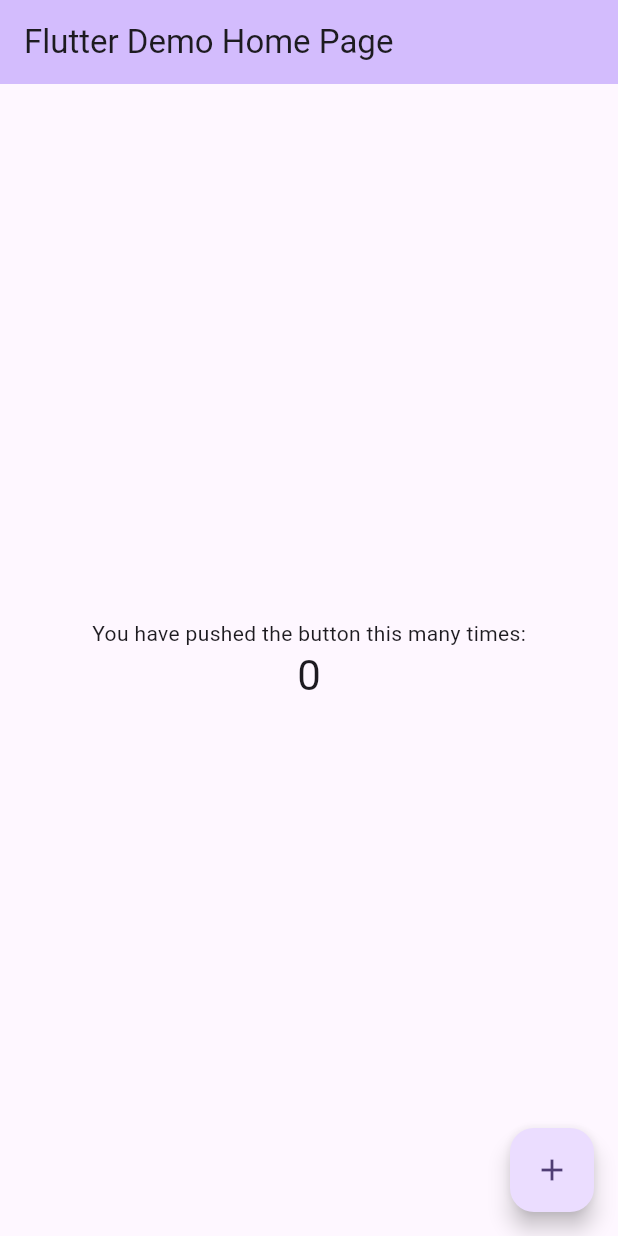
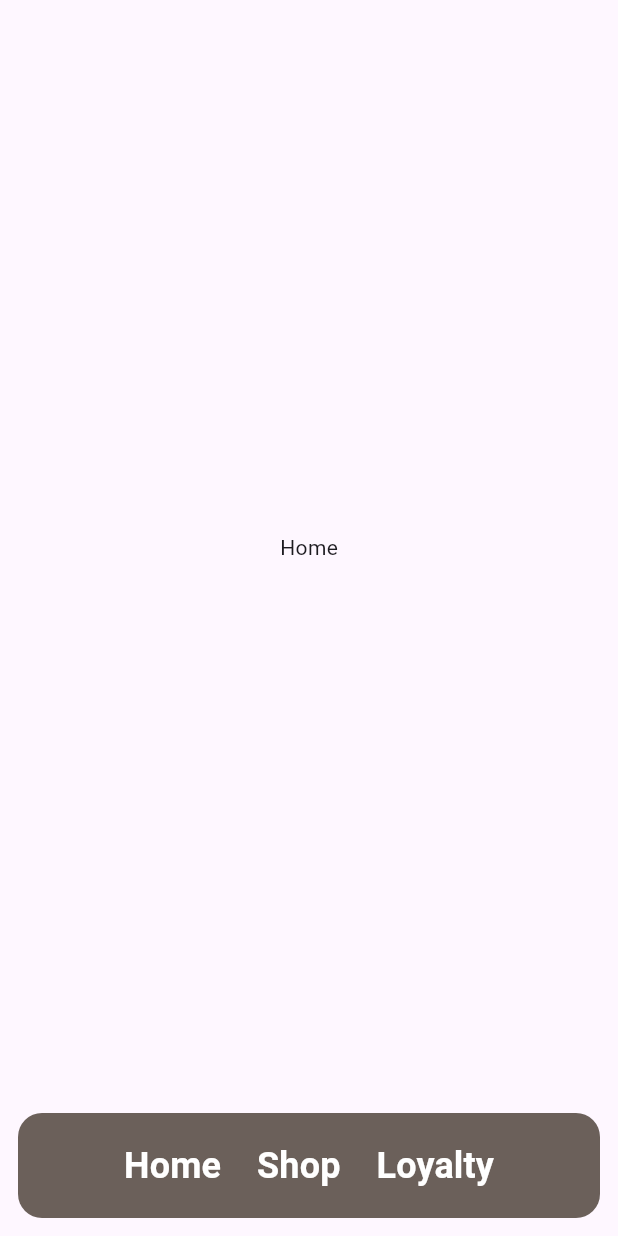
Before and after one commit to VB19Workshop/Finger-Lakes-Project, a Flutter app: the screen it shows after launch, on a phone screen of 412 x 824 dp. Run offline on Flutter 3.47's test engine with Material 3 defaults, Android fonts, the phone set to English and light mode, and no system bars; Roboto replaces fonts that are missing (Montserrat).

Commit message:
Base Function Update
There's now a navigation bar for the 3 main pages that's functional.

Each page has its own structure, currently just displays the name.

```diff
--- /dev/null
+++ b/fingerlakes_customer/lib/coffee_app.dart
@@ -0,0 +1,14 @@
+import 'package:flutter/material.dart';
+import 'main_shell.dart';
+
+class CoffeeApp extends StatelessWidget {
+  const CoffeeApp({super.key});
+
+  @override
+  Widget build(BuildContext context) {
+    return MaterialApp(
+      debugShowCheckedModeBanner: false,
+      home: const MainShell(),
+    );
+  }
+}
--- /dev/null
+++ b/fingerlakes_customer/lib/coffee_theme.dart
@@ -0,0 +1,21 @@
+import 'package:flutter/material.dart';
+
+class CoffeeTheme {
+  static const Color backgroundColor = Color(0xFF99bd99);
+  static const Color accentColor = Color(0xFF6b605a);
+  static const Color navboxColor = Color(0xFF6b605a);
+
+  static const TextStyle titleTextStyle = TextStyle(
+    fontSize: 24,
+    fontWeight: FontWeight.bold,
+    color: Colors.white,
+  );
+
+  static const TextStyle standardTextStyle = TextStyle(
+    fontSize: 24,
+    fontFamily: 'Montserrat',
+    fontWeight: FontWeight.bold,
+    color: Colors.white,
+  );
+
+}
--- /dev/null
+++ b/fingerlakes_customer/lib/home_screen.dart
@@ -0,0 +1,12 @@
+import 'package:flutter/material.dart';
+
+class HomeScreen extends StatelessWidget {
+  const HomeScreen({super.key});
+
+  @override
+  Widget build(BuildContext context) {
+    return const Center(
+      child: Text("Home"),
+    );
+  }
+}
--- /dev/null
+++ b/fingerlakes_customer/lib/loyalty_screen.dart
@@ -0,0 +1,12 @@
+import 'package:flutter/material.dart';
+
+class LoyaltyScreen extends StatelessWidget {
+  const LoyaltyScreen({super.key});
+
+  @override
+  Widget build(BuildContext context) {
+    return const Center(
+      child: Text("Loyalty"),
+    );
+  }
+}
--- a/fingerlakes_customer/lib/main.dart
+++ b/fingerlakes_customer/lib/main.dart
@@ -1,4 +1,7 @@
 import 'package:flutter/material.dart';
+
+import 'package:fingerlakes_customer/coffee_app.dart';
+
 
 void main() {
   runApp(const MyApp());
@@ -11,112 +14,8 @@ class MyApp extends StatelessWidget {
   @override
   Widget build(BuildContext context) {
     return MaterialApp(
-      title: 'Flutter Demo',
-      theme: ThemeData(
-        // This is the theme of your application.
-        //
-        // TRY THIS: Try running your application with "flutter run". You'll see
-        // the application has a purple toolbar. Then, without quitting the app,
-        // try changing the seedColor in the colorScheme below to Colors.green
-        // and then invoke "hot reload" (save your changes or press the "hot
-        // reload" button in a Flutter-supported IDE, or press "r" if you used
-        // the command line to start the app).
-        //
-        // Notice that the counter didn't reset back to zero; the application
-        // state is not lost during the reload. To reset the state, use hot
-        // restart instead.
-        //
-        // This works for code too, not just values: Most code changes can be
-        // tested with just a hot reload.
-        colorScheme: .fromSeed(seedColor: Colors.deepPurple),
-      ),
-      home: const MyHomePage(title: 'Flutter Demo Home Page'),
+      title: 'Fingerlakes Coffee Demo',
+      home: CoffeeApp(),
     );
   }
 }
-
-class MyHomePage extends StatefulWidget {
-  const MyHomePage({super.key, required this.title});
-
-  // This widget is the home page of your application. It is stateful, meaning
-  // that it has a State object (defined below) that contains fields that affect
-  // how it looks.
-
-  // This class is the configuration for the state. It holds the values (in this
-  // case the title) provided by the parent (in this case the App widget) and
-  // used by the build method of the State. Fields in a Widget subclass are
-  // always marked "final".
-
-  final String title;
-
-  @override
-  State<MyHomePage> createState() => _MyHomePageState();
-}
-
-class _MyHomePageState extends State<MyHomePage> {
-  int _counter = 0;
-
-  void _incrementCounter() {
-    setState(() {
-      // This call to setState tells the Flutter framework that something has
-      // changed in this State, which causes it to rerun the build method below
-      // so that the display can reflect the updated values. If we changed
-      // _counter without calling setState(), then the build method would not be
-      // called again, and so nothing would appear to happen.
-      _counter++;
-    });
-  }
-
-  @override
-  Widget build(BuildContext context) {
-    // This method is rerun every time setState is called, for instance as done
-    // by the _incrementCounter method above.
-    //
-    // The Flutter framework has been optimized to make rerunning build methods
-    // fast, so that you can just rebuild anything that needs updating rather
-    // than having to individually change instances of widgets.
-    return Scaffold(
-      appBar: AppBar(
-        // TRY THIS: Try changing the color here to a specific color (to
-        // Colors.amber, perhaps?) and trigger a hot reload to see the AppBar
-        // change color while the other colors stay the same.
-        backgroundColor: Theme.of(context).colorScheme.inversePrimary,
-        // Here we take the value from the MyHomePage object that was created by
-        // the App.build method, and use it to set our appbar title.
-        title: Text(widget.title),
-      ),
-      body: Center(
-        // Center is a layout widget. It takes a single child and positions it
-        // in the middle of the parent.
-        child: Column(
-          // Column is also a layout widget. It takes a list of children and
-          // arranges them vertically. By default, it sizes itself to fit its
-          // children horizontally, and tries to be as tall as its parent.
-          //
-          // Column has various properties to control how it sizes itself and
-          // how it positions its children. Here we use mainAxisAlignment to
-          // center the children vertically; the main axis here is the vertical
-          // axis because Columns are vertical (the cross axis would be
-          // horizontal).
-          //
-          // TRY THIS: Invoke "debug painting" (choose the "Toggle Debug Paint"
-          // action in the IDE, or press "p" in the console), to see the
-          // wireframe for each widget.
-          mainAxisAlignment: .center,
-          children: [
-            const Text('You have pushed the button this many times:'),
-            Text(
-              '$_counter',
-              style: Theme.of(context).textTheme.headlineMedium,
-            ),
-          ],
-        ),
-      ),
-      floatingActionButton: FloatingActionButton(
-        onPressed: _incrementCounter,
-        tooltip: 'Increment',
-        child: const Icon(Icons.add),
-      ),
-    );
-  }
-}
--- /dev/null
+++ b/fingerlakes_customer/lib/main_shell.dart
@@ -0,0 +1,71 @@
+import 'package:flutter/material.dart';
+
+import 'coffee_theme.dart';
+import 'home_screen.dart';
+import 'shop_screen.dart';
+import 'loyalty_screen.dart';
+
+class MainShell extends StatefulWidget {
+  const MainShell({super.key});
+
+  @override
+  State<MainShell> createState() => _MainShellState();
+}
+
+class _MainShellState extends State<MainShell> {
+  int currentIndex = 0;
+
+  final screens = <Widget>[
+    HomeScreen(),
+    ShopScreen(),
+    LoyaltyScreen(),
+  ];
+
+  void switchTab(int index) {
+    setState(() {
+      currentIndex = index;
+      print(index);
+    });
+  }
+
+  @override
+  Widget build(BuildContext context) {
+    return Scaffold(
+      body: screens[currentIndex],
+
+      bottomNavigationBar: Container(
+                margin: const EdgeInsets.all(12),
+                padding: const EdgeInsets.symmetric(vertical: 10),
+                decoration: BoxDecoration(
+                  color: CoffeeTheme.navboxColor,
+                  borderRadius: BorderRadius.circular(16),
+                ),
+                    child: Row(
+                      mainAxisAlignment: MainAxisAlignment.center,
+                      children: [
+                        TextButton(
+                          onPressed: () {
+                            switchTab(0);
+                          },
+                          child: Text('Home', style: CoffeeTheme.standardTextStyle),
+                        ),
+
+                        TextButton(
+                          onPressed: () {
+                            switchTab(1);
+                          },
+                          child: Text('Shop', style: CoffeeTheme.standardTextStyle),
+                        ),
+
+                      TextButton(
+                          onPressed: () {
+                            switchTab(2);
+                          },
+                          child: Text('Loyalty', style: CoffeeTheme.standardTextStyle),
+                        )
+                      ]
+                    ),
+                  ),
+    );
+  }
+}
--- /dev/null
+++ b/fingerlakes_customer/lib/shop_screen.dart
@@ -0,0 +1,12 @@
+import 'package:flutter/material.dart';
+
+class ShopScreen extends StatelessWidget {
+  const ShopScreen({super.key});
+
+  @override
+  Widget build(BuildContext context) {
+    return const Center(
+      child: Text("Shop"),
+    );
+  }
+}
```
